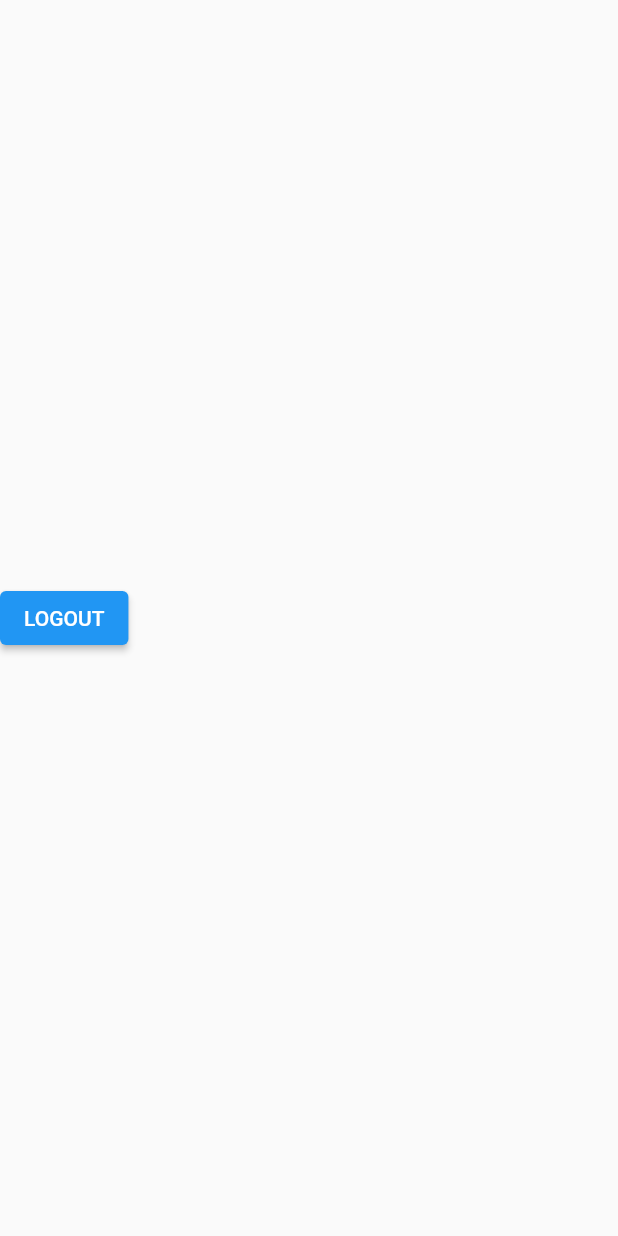
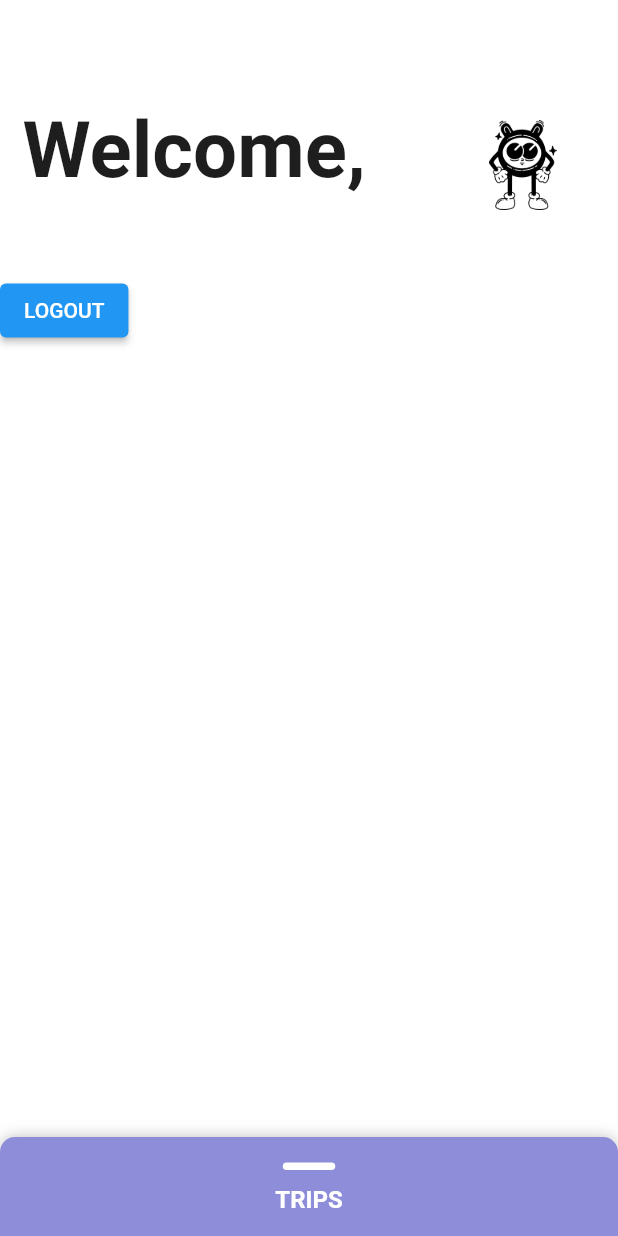
Before and after one commit to dgoose2/Wayah, a Flutter app: the screen it shows once a user with an empty profile is signed in, on a phone screen of 412 x 824 dp. Run offline on Flutter 3.47's test engine with Material 2 defaults, Android fonts, the phone set to English and light mode, and no system bars; drawn by our look-alikes of sliding_up_panel; our stand-ins replace cloud_firestore, firebase_auth, firebase_core; accounts and stored records are empty.

Commit message:
- Includes changes for home screen and setting screen

```diff
--- a/wayah_app/lib/main.dart
+++ b/wayah_app/lib/main.dart
@@ -1,26 +1,56 @@
+import 'package:cloud_firestore/cloud_firestore.dart';
 import 'package:firebase_core/firebase_core.dart';
 import 'package:flutter/material.dart';
 import 'package:firebase_auth/firebase_auth.dart';
+import 'package:provider/provider.dart';
+import 'package:wayah_app/screens/profile_screen.dart';
 import 'package:wayah_app/screens/signup_screen.dart';
 import 'firebase_options.dart';
 
 import 'package:wayah_app/screens/login_screen.dart';
 import 'package:wayah_app/screens/home_screen.dart';
 
+import 'provider/user_provider.dart';
+
 //dylan iscool
 
 void main() async {
   WidgetsFlutterBinding.ensureInitialized();
   await Firebase.initializeApp();
-  runApp(const MyApp());
+  runApp(MultiProvider(providers: [
+    ChangeNotifierProvider(create: (_) => UserData()),
+  ], child: MyApp()));
 }
 
 class MyApp extends StatelessWidget {
-  const MyApp({super.key});
+  String username = '';
+  String email = '';
+
+  _fetch() async {
+    final firebaseUser = await FirebaseAuth.instance.currentUser;
+    if (firebaseUser != null) {
+      await FirebaseFirestore.instance
+          .collection('users')
+          .doc(firebaseUser.uid)
+          .get()
+          .then((ds) {
+        username = ds.data()!['username'].toString();
+        email = ds.data()!['email'].toString();
+        // print(email);
+      }).catchError((e) {
+        print(e);
+      });
+    }
+  }
+
+  MyApp({super.key});
 
   @override
   Widget build(BuildContext context) {
+    _fetch();
+
     return MaterialApp(
+      debugShowCheckedModeBanner: false,
       title: 'Wayah',
       theme: ThemeData(
         // primarySwatch: Colors.blue,
@@ -30,6 +60,7 @@ class MyApp extends StatelessWidget {
         stream: FirebaseAuth.instance.authStateChanges(),
         builder: ((context, snapshot) {
           if (snapshot.hasData) {
+            // print(snapshot.data?.uid);
             return HomeScreen();
           }
           return LoginScreen();
@@ -38,6 +69,10 @@ class MyApp extends StatelessWidget {
       routes: {
         LoginScreen.routeName: (ctx) => LoginScreen(),
         SignUpScreen.routeName: (ctx) => SignUpScreen(),
+        ProfileScreen.routeName: (ctx) => ProfileScreen(
+              email: email,
+              username: username,
+            ),
       },
     );
   }
--- a/wayah_app/lib/screens/home_screen.dart
+++ b/wayah_app/lib/screens/home_screen.dart
@@ -1,17 +1,106 @@
+import 'package:cloud_firestore/cloud_firestore.dart';
 import 'package:firebase_auth/firebase_auth.dart';
 import 'package:flutter/material.dart';
-import 'package:flutter/src/widgets/container.dart';
-import 'package:flutter/src/widgets/framework.dart';
+import 'package:provider/provider.dart';
+import 'package:wayah_app/screens/profile_screen.dart';
+import 'package:wayah_app/widgets/trips_widget.dart';
+import '../provider/user_provider.dart';
+import 'package:sliding_up_panel/sliding_up_panel.dart';
 
 class HomeScreen extends StatelessWidget {
-  const HomeScreen({super.key});
+  String? username;
+  final panelController = PanelController();
+
+  _fetch() async {
+    final firebaseUser = await FirebaseAuth.instance.currentUser;
+    if (firebaseUser != null) {
+      await FirebaseFirestore.instance
+          .collection('users')
+          .doc(firebaseUser.uid)
+          .get()
+          .then((ds) {
+        username = ds.data()!['username'].toString();
+        // print(email);
+      }).catchError((e) {
+        print(e);
+      });
+    }
+  }
 
   @override
   Widget build(BuildContext context) {
+    CollectionReference users = FirebaseFirestore.instance.collection('users');
+    var user = FirebaseAuth.instance.currentUser!;
+    _fetch();
+
     return Scaffold(
+      backgroundColor: Colors.white,
+      // appBar: AppBar(
+      //   backgroundColor: Colors.white,
+      //   elevation: 0,
+      //   toolbarHeight: 35,
+      //   actions: [
+      //     // Image.asset('assets/images/profile_icon.png'),
+      //   ],
+      // ),
+      body: SlidingUpPanel(
+        controller: panelController,
+        borderRadius: BorderRadius.vertical(top: Radius.circular(10)),
+        color: Color.fromARGB(255, 141, 141, 218),
+        minHeight: MediaQuery.of(context).size.height * 0.08,
+        maxHeight: MediaQuery.of(context).size.height * 0.9,
         body: Column(
-        mainAxisAlignment: MainAxisAlignment.center,
+          crossAxisAlignment: CrossAxisAlignment.start,
           children: [
+            Padding(
+              padding: const EdgeInsets.only(left: 15, top: 70),
+              child: Row(
+                crossAxisAlignment: CrossAxisAlignment.start,
+                children: [
+                  Column(
+                    crossAxisAlignment: CrossAxisAlignment.start,
+                    children: [
+                      Text(
+                        'Welcome,',
+                        style: TextStyle(
+                          color: Color.fromARGB(255, 30, 30, 30),
+                          fontWeight: FontWeight.bold,
+                          fontSize: 52,
+                        ),
+                      ),
+                      FutureBuilder(
+                        future: _fetch(),
+                        builder: (context, snapshot) {
+                          return Text(
+                            '$username',
+                            style: TextStyle(
+                                color: Color.fromARGB(255, 141, 141, 218),
+                                fontWeight: FontWeight.bold,
+                                fontSize: 52,
+                                height: 1),
+                          );
+                        },
+                      ),
+                    ],
+                  ),
+                  InkWell(
+                    child: Padding(
+                      padding: EdgeInsets.only(
+                          left: MediaQuery.of(context).size.width * 0.20,
+                          top: 10),
+                      child: Container(
+                        width: 45,
+                        child:
+                            Image(image: AssetImage('assets/images/test.png')),
+                      ),
+                    ),
+                    onTap: () {
+                      Navigator.of(context).pushNamed(ProfileScreen.routeName);
+                    },
+                  ),
+                ],
+              ),
+            ),
             Container(
               child: ElevatedButton(
                 child: Text('LOGOUT'),
@@ -22,6 +111,11 @@ class HomeScreen extends StatelessWidget {
             ),
           ],
         ),
+        panelBuilder: (controller) => PanelWidget(
+          panelController: panelController,
+          controller: controller,
+        ),
+      ),
     );
   }
 }
--- /dev/null
+++ b/wayah_app/lib/widgets/trips_widget.dart
@@ -0,0 +1,60 @@
+import 'package:flutter/material.dart';
+import 'package:flutter/src/widgets/container.dart';
+import 'package:flutter/src/widgets/framework.dart';
+import 'package:sliding_up_panel/sliding_up_panel.dart';
+
+class PanelWidget extends StatelessWidget {
+  final ScrollController controller;
+  final PanelController panelController;
+
+  PanelWidget(
+      {required this.controller, required this.panelController, super.key});
+
+  void togglePanel() {
+    panelController.isPanelOpen
+        ? panelController.close()
+        : panelController.open();
+  }
+
+  @override
+  Widget build(BuildContext context) => ListView(
+        padding: EdgeInsets.zero,
+        controller: controller,
+        children: [
+          Padding(
+            padding: const EdgeInsets.only(top: 17),
+            child: GestureDetector(
+              // ignore: sort_child_properties_last
+              child: Center(
+                child: Column(
+                  children: [
+                    Container(
+                      width: 35,
+                      height: 5,
+                      decoration: BoxDecoration(
+                        color: Colors.white,
+                        borderRadius: BorderRadius.circular(10),
+                      ),
+                    ),
+                    Padding(
+                      padding: EdgeInsets.only(top: 10),
+                      child: Text(
+                        'TRIPS',
+                        style: TextStyle(
+                            color: Colors.white,
+                            fontWeight: FontWeight.bold,
+                            fontSize: 16),
+                      ),
+                    )
+                  ],
+                ),
+              ),
+              onTap: togglePanel,
+            ),
+          ),
+          Column(
+            children: [],
+          )
+        ],
+      );
+}
--- a/wayah_app/pubspec.yaml
+++ b/wayah_app/pubspec.yaml
@@ -39,6 +39,8 @@ dependencies:
   firebase_core: ^2.2.0
   firebase_auth: ^4.1.2
   cloud_firestore: ^4.0.5
+  provider: ^6.0.4
+  sliding_up_panel: ^2.0.0+1
 
 dev_dependencies:
   flutter_test:
@@ -63,8 +65,8 @@ flutter:
   uses-material-design: true
 
   # To add assets to your application, add an assets section, like this:
-  # assets:
-  #   - images/a_dot_burr.jpeg
+  assets:
+    - assets/images/test.png
   #   - images/a_dot_ham.jpeg
 
   # An image asset can refer to one or more resolution-specific "variants", see
```
Also changed, not shown: wayah_app/lib/provider/user_provider.dart (added, +41 -0 lines), wayah_app/lib/screens/profile_screen.dart (added, +83 -0 lines), wayah_app/assets/images/test.png (added), wayah_app/pubspec.lock. Lines whose indentation alone changed are shown as unchanged.
